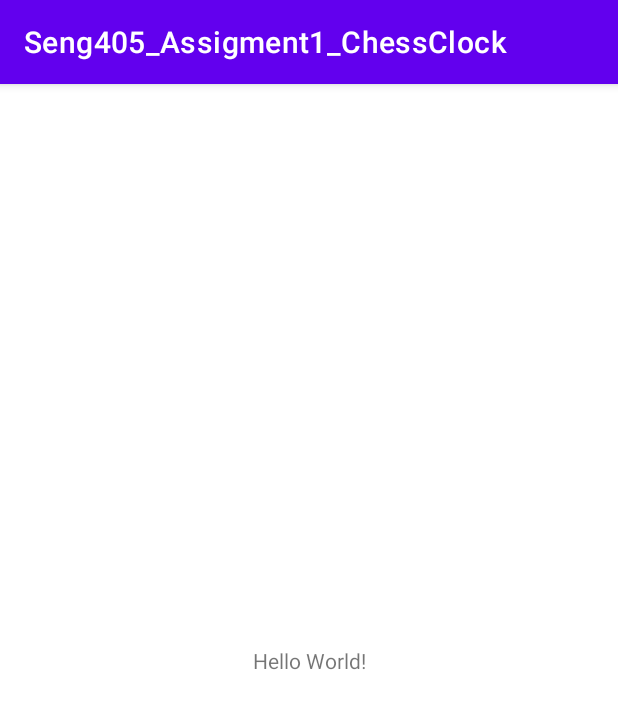
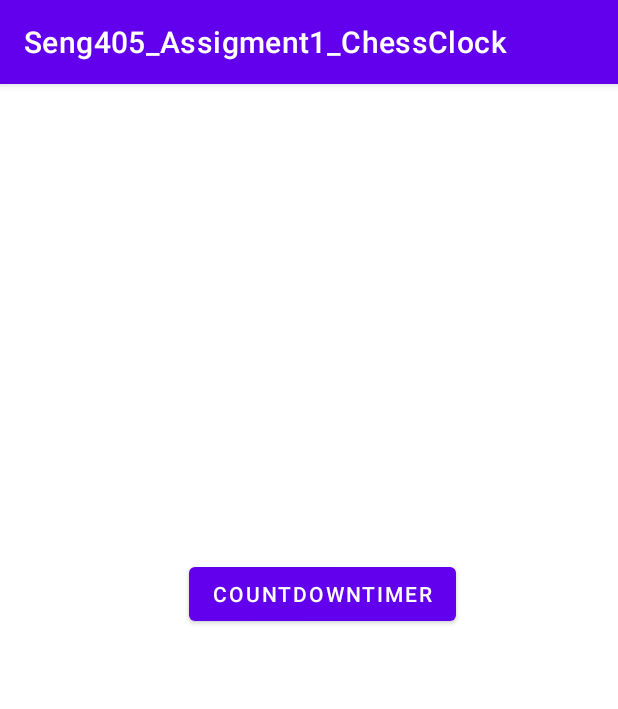
Before and after one commit to berkecinar/seng405_assigment1_201711016, an Android app: the screen it shows after launch (MainActivity), on a phone screen of 412 x 824 dp. Shown: the top 709 px of the screen. Run offline under Robolectric (Android 15) with nearby library versions, the phone set to English and light mode, and no system bars.

Commit message:
CountDownTimer Done Added ChessClock Activty and XML

```diff
--- a/app/src/main/AndroidManifest.xml
+++ b/app/src/main/AndroidManifest.xml
@@ -9,6 +9,9 @@
         android:roundIcon="@mipmap/ic_launcher_round"
         android:supportsRtl="true"
         android:theme="@style/Theme.Seng405_Assigment1_ChessClock">
+        <activity
+            android:name=".ChessClock"
+            android:exported="false" />
         <activity
             android:name=".CountDownTimerActivity"
             android:exported="false" />
--- a/app/src/main/java/com/example/seng405_assigment1_chessclock/MainActivity.java
+++ b/app/src/main/java/com/example/seng405_assigment1_chessclock/MainActivity.java
@@ -2,13 +2,38 @@ package com.example.seng405_assigment1_chessclock;
 
 import androidx.appcompat.app.AppCompatActivity;
 
+import android.content.Intent;
+import android.os.CountDownTimer;
+import android.view.View;
+import android.widget.Button;
 import android.os.Bundle;
 
-public class MainActivity extends AppCompatActivity {
+public class MainActivity extends AppCompatActivity
+{
+
+    private Button countDownTimerButton;
 
     @Override
-    protected void onCreate(Bundle savedInstanceState) {
+    protected void onCreate(Bundle savedInstanceState)
+    {
         super.onCreate(savedInstanceState);
         setContentView(R.layout.activity_main);
+
+        countDownTimerButton = findViewById(R.id.countDownTimerButton);
+
+        countDownTimerButton.setOnClickListener(new View.OnClickListener()
+        {
+            @Override
+            public void onClick(View view)
+            {
+                openCountDownTimerActivity();
+            }
+        });
+    }
+
+    private void openCountDownTimerActivity()
+    {
+        Intent intent = new Intent(this, CountDownTimerActivity.class);
+        startActivity(intent);
     }
 }
--- a/app/src/main/res/layout/activity_count_down_timer.xml
+++ b/app/src/main/res/layout/activity_count_down_timer.xml
@@ -10,8 +10,8 @@
         android:id="@+id/tv"
         android:layout_width="wrap_content"
         android:layout_height="wrap_content"
-        android:layout_marginStart="92dp"
-        android:layout_marginTop="148dp"
+        android:layout_marginStart="96dp"
+        android:layout_marginTop="92dp"
         android:text="CountDownTimer will display here..."
         app:layout_constraintStart_toStartOf="parent"
         app:layout_constraintTop_toTopOf="parent" />
@@ -21,7 +21,7 @@
         android:layout_width="wrap_content"
         android:layout_height="wrap_content"
         android:layout_below="@id/tv"
-        android:layout_marginStart="68dp"
+        android:layout_marginStart="72dp"
         android:layout_marginBottom="432dp"
         android:text="Start"
         app:layout_constraintBottom_toBottomOf="parent"
--- a/app/src/main/res/layout/activity_main.xml
+++ b/app/src/main/res/layout/activity_main.xml
@@ -6,13 +6,16 @@
     android:layout_height="match_parent"
     tools:context=".MainActivity">
 
-    <TextView
+
+    <Button
+        android:id="@+id/countDownTimerButton"
         android:layout_width="wrap_content"
         android:layout_height="wrap_content"
-        android:text="Hello World!"
-        app:layout_constraintBottom_toBottomOf="parent"
-        app:layout_constraintLeft_toLeftOf="parent"
-        app:layout_constraintRight_toRightOf="parent"
+        android:layout_marginTop="316dp"
+        android:text="CountDownTimer"
+        app:layout_constraintEnd_toEndOf="parent"
+        app:layout_constraintHorizontal_bias="0.538"
+        app:layout_constraintStart_toStartOf="parent"
         app:layout_constraintTop_toTopOf="parent" />
 
 </androidx.constraintlayout.widget.ConstraintLayout>
```
Also changed, not shown: app/src/main/java/com/example/seng405_assigment1_chessclock/ChessClock.java (added, +14 -0 lines), app/src/main/java/com/example/seng405_assigment1_chessclock/CountDownTimerActivity.java (+158 -0 lines), app/src/main/res/layout/activity_chess_clock.xml (added, +9 -0 lines).
